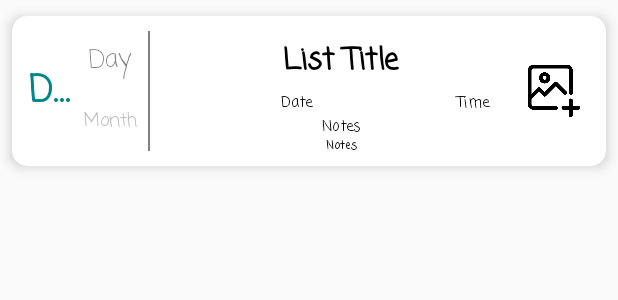
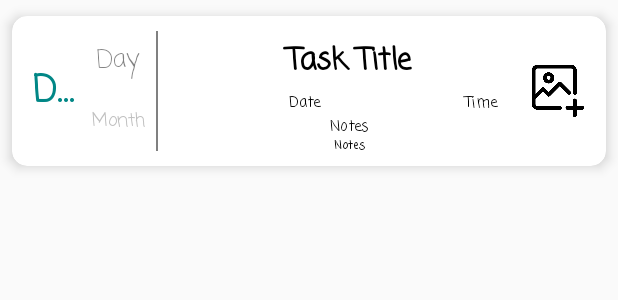
Before and after one commit to dd0167/BetaVersion, an Android app: the layout custom_listview_layout_tasks.xml on its own in the app's theme, with its tools: preview values and no code run, on a phone screen of 412 x 824 dp. Shown: the top 300 px of the screen. Run offline under Robolectric (Android 15) with nearby library versions, the phone set to English and light mode, and no system bars; Roboto replaces fonts that are not available here.

Commit message:
28/01/2022 - 23:00 update TasksActivity

```diff
--- a/app/build.gradle
+++ b/app/build.gradle
@@ -36,6 +36,7 @@ dependencies {
     implementation 'com.google.firebase:firebase-auth:21.0.1'
     implementation 'com.google.firebase:firebase-database:20.0.2'
     implementation 'com.google.firebase:firebase-storage:20.0.0'
+    implementation 'com.google.android.libraries.places:places:2.4.0'
     testImplementation 'junit:junit:4.+'
     androidTestImplementation 'androidx.test.ext:junit:1.1.3'
     androidTestImplementation 'androidx.test.espresso:espresso-core:3.4.0'
--- a/app/src/main/res/layout/custom_listview_layout_tasks.xml
+++ b/app/src/main/res/layout/custom_listview_layout_tasks.xml
@@ -21,7 +21,7 @@
 
             <TextView
                 android:id="@+id/ca_tv_date"
-                android:layout_width="30dp"
+                android:layout_width="35dp"
                 android:layout_height="match_parent"
                 android:layout_gravity="center"
                 android:layout_weight="20"
@@ -103,7 +103,7 @@
                         android:fontFamily="casual"
                         android:gravity="center"
                         android:singleLine="true"
-                        android:text="List Title"
+                        android:text="Task Title"
                         android:textColor="@color/black"
                         android:textSize="20sp"
                         android:textStyle="bold" />
```
Also changed, not shown: app/src/main/java/com/example/betaversion/MainActivity.java (+12 -13 lines), app/src/main/java/com/example/betaversion/TasksActivity.java (+18 -2 lines).
